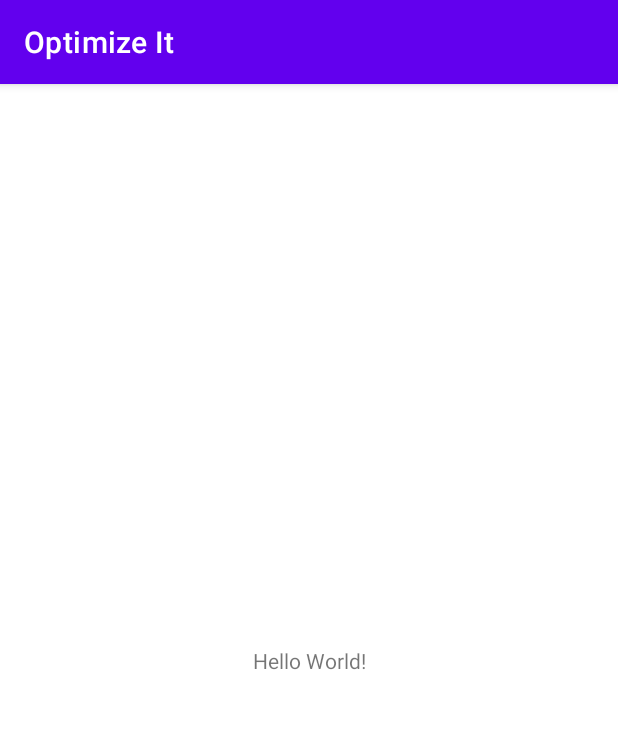
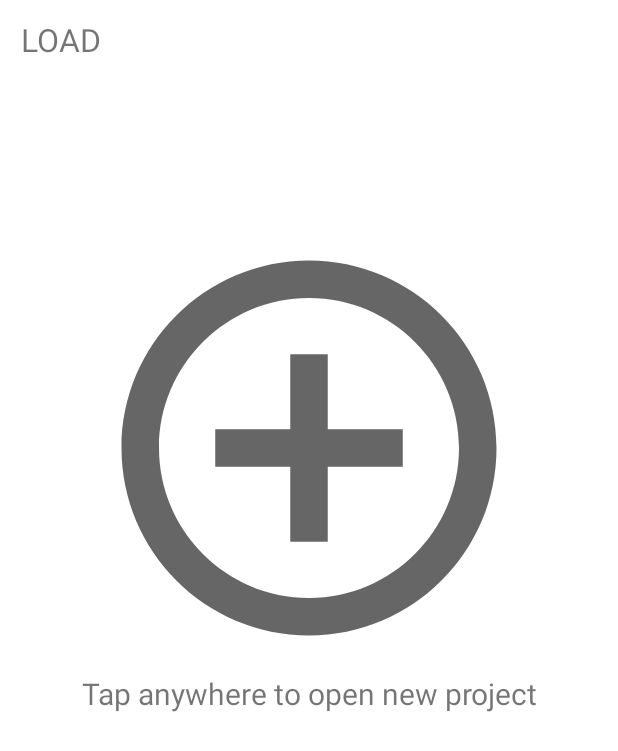
Before and after one commit to sarafanshul/Optimize-It, an Android app: the screen it shows after launch (MainActivity), on a phone screen of 412 x 824 dp. Shown: the top 751 px of the screen. Run offline under Robolectric (Android 15) with nearby library versions, the phone set to English and light mode, and no system bars.

Commit message:
load and edit with bugs incomplete

```diff
--- a/app/src/main/AndroidManifest.xml
+++ b/app/src/main/AndroidManifest.xml
@@ -9,6 +9,7 @@
         android:roundIcon="@mipmap/ic_launcher_round"
         android:supportsRtl="true"
         android:theme="@style/Theme.OptimizeIt">
+        <activity android:name=".activity.EditProjectActivity"></activity>
         <activity android:name=".MainActivity">
             <intent-filter>
                 <action android:name="android.intent.action.MAIN" />
--- a/app/src/main/java/com/projectdelta/optimize/data/ProjectDao.kt
+++ b/app/src/main/java/com/projectdelta/optimize/data/ProjectDao.kt
@@ -19,6 +19,9 @@ interface ProjectDao {
 
 	@Insert( onConflict = OnConflictStrategy.REPLACE )
 	fun insertWorker( worker: Worker )
+
+	@Query("SELECT * FROM project")
+	fun getAllProjects() : LiveData<List<Project>>
 
 	@Query( "SELECT * FROM project WHERE projectName = :projectName" )
 	fun getProjectWithName( projectName : String ) : List<Project>
--- /dev/null
+++ b/app/src/main/res/drawable/ic_baseline_add_circle_outline_24.xml
@@ -0,0 +1,10 @@
+<vector xmlns:android="http://schemas.android.com/apk/res/android"
+    android:width="24dp"
+    android:height="24dp"
+    android:viewportWidth="24"
+    android:viewportHeight="24"
+    android:tint="?attr/colorControlNormal">
+  <path
+      android:fillColor="@android:color/white"
+      android:pathData="M13,7h-2v4L7,11v2h4v4h2v-4h4v-2h-4L13,7zM12,2C6.48,2 2,6.48 2,12s4.48,10 10,10 10,-4.48 10,-10S17.52,2 12,2zM12,20c-4.41,0 -8,-3.59 -8,-8s3.59,-8 8,-8 8,3.59 8,8 -3.59,8 -8,8z"/>
+</vector>
--- a/app/src/main/res/layout/activity_main.xml
+++ b/app/src/main/res/layout/activity_main.xml
@@ -1,18 +1,73 @@
 <?xml version="1.0" encoding="utf-8"?>
-<androidx.constraintlayout.widget.ConstraintLayout xmlns:android="http://schemas.android.com/apk/res/android"
+<androidx.drawerlayout.widget.DrawerLayout xmlns:android="http://schemas.android.com/apk/res/android"
     xmlns:app="http://schemas.android.com/apk/res-auto"
     xmlns:tools="http://schemas.android.com/tools"
     android:layout_width="match_parent"
     android:layout_height="match_parent"
     tools:context=".MainActivity">
 
-    <TextView
-        android:layout_width="wrap_content"
-        android:layout_height="wrap_content"
-        android:text="Hello World!"
-        app:layout_constraintBottom_toBottomOf="parent"
-        app:layout_constraintLeft_toLeftOf="parent"
-        app:layout_constraintRight_toRightOf="parent"
-        app:layout_constraintTop_toTopOf="parent" />
+    <androidx.constraintlayout.widget.ConstraintLayout
+        android:layout_width="match_parent"
+        android:layout_height="match_parent"
+        android:layout_marginHorizontal="4dp"
+        android:layout_marginTop="4dp"
+        android:layout_marginBottom="8dp">
 
-</androidx.constraintlayout.widget.ConstraintLayout>
+        <LinearLayout
+            android:id="@+id/linearLayout"
+            android:layout_width="match_parent"
+            android:layout_height="wrap_content"
+            android:orientation="horizontal"
+            app:layout_constraintEnd_toEndOf="parent"
+            app:layout_constraintHorizontal_bias="0.5"
+            app:layout_constraintStart_toStartOf="parent"
+            app:layout_constraintTop_toTopOf="parent">
+
+            <com.google.android.material.textview.MaterialTextView
+                android:layout_width="wrap_content"
+                android:id="@+id/main_bt_load"
+                android:layout_height="match_parent"
+                android:clickable="true"
+                android:paddingHorizontal="10dp"
+                android:paddingVertical="8dp"
+                android:text="LOAD"
+                android:textSize="21sp" />
+
+        </LinearLayout>
+
+        <LinearLayout
+            android:layout_width="match_parent"
+            android:layout_height="0dp"
+            android:orientation="vertical"
+            android:clickable="true"
+            android:id="@+id/main_ll_new"
+            app:layout_constraintBottom_toBottomOf="parent"
+            app:layout_constraintEnd_toEndOf="parent"
+            app:layout_constraintHorizontal_bias="0.5"
+            app:layout_constraintStart_toStartOf="parent"
+            app:layout_constraintTop_toBottomOf="@+id/linearLayout">
+
+            <ImageView
+                android:layout_width="match_parent"
+                android:layout_height="300dp"
+                android:layout_marginTop="100dp"
+                android:src="@drawable/ic_baseline_add_circle_outline_24"/>
+
+            <com.google.android.material.textview.MaterialTextView
+                android:layout_width="match_parent"
+                android:layout_height="wrap_content"
+                android:text="Tap anywhere to open new project"
+                android:textSize="20dp"
+                android:gravity="center_horizontal"/>
+
+        </LinearLayout>
+
+        <androidx.fragment.app.FragmentContainerView
+            xmlns:android="http://schemas.android.com/apk/res/android"
+            android:id="@+id/main_fcv_main"
+            android:layout_width="match_parent"
+            android:layout_height="match_parent" />
+
+    </androidx.constraintlayout.widget.ConstraintLayout>
+
+</androidx.drawerlayout.widget.DrawerLayout>
--- a/app/src/main/res/values-night/themes.xml
+++ b/app/src/main/res/values-night/themes.xml
@@ -1,6 +1,6 @@
 <resources xmlns:tools="http://schemas.android.com/tools">
     <!-- Base application theme. -->
-    <style name="Theme.OptimizeIt" parent="Theme.MaterialComponents.DayNight.DarkActionBar">
+    <style name="Theme.OptimizeIt" parent="Theme.MaterialComponents.DayNight.NoActionBar">
         <!-- Primary brand color. -->
         <item name="colorPrimary">@color/purple_200</item>
         <item name="colorPrimaryVariant">@color/purple_700</item>
--- a/app/src/main/res/values/themes.xml
+++ b/app/src/main/res/values/themes.xml
@@ -1,6 +1,6 @@
 <resources xmlns:tools="http://schemas.android.com/tools">
     <!-- Base application theme. -->
-    <style name="Theme.OptimizeIt" parent="Theme.MaterialComponents.DayNight.DarkActionBar">
+    <style name="Theme.OptimizeIt" parent="Theme.MaterialComponents.DayNight.NoActionBar">
         <!-- Primary brand color. -->
         <item name="colorPrimary">@color/purple_500</item>
         <item name="colorPrimaryVariant">@color/purple_700</item>
--- a/build.gradle
+++ b/build.gradle
@@ -18,7 +18,7 @@ allprojects {
     repositories {
         google()
         mavenCentral()
-        jcenter() // Warning: this repository is going to shut down soon
+//        jcenter() // Warning: this repository is going to shut down soon
     }
 }
 
```
Also changed, not shown: app/build.gradle (+9 -3 lines), app/src/main/java/com/projectdelta/optimize/MainActivity.kt (+69 -12 lines), app/src/main/java/com/projectdelta/optimize/activity/EditProjectActivity.kt (added, +18 -0 lines), app/src/main/java/com/projectdelta/optimize/adapter/RecyclerViewLoadProjectAdapter.kt (added, +36 -0 lines), app/src/main/java/com/projectdelta/optimize/fragment/LoadProjectFragment.kt (added, +62 -0 lines), app/src/main/java/com/projectdelta/optimize/repository/ProjectRepository.kt (added, +11 -0 lines), app/src/main/java/com/projectdelta/optimize/viewModel/LoadProjectViewModel.kt (added, +7 -0 lines), app/src/main/res/layout/activity_edit_project.xml (added, +9 -0 lines), app/src/main/res/layout/dialog_text.xml (added, +16 -0 lines), app/src/main/res/layout/layout_rv_load.xml (added, +46 -0 lines), app/src/main/res/layout/load_project_fragment.xml (added, +24 -0 lines).
